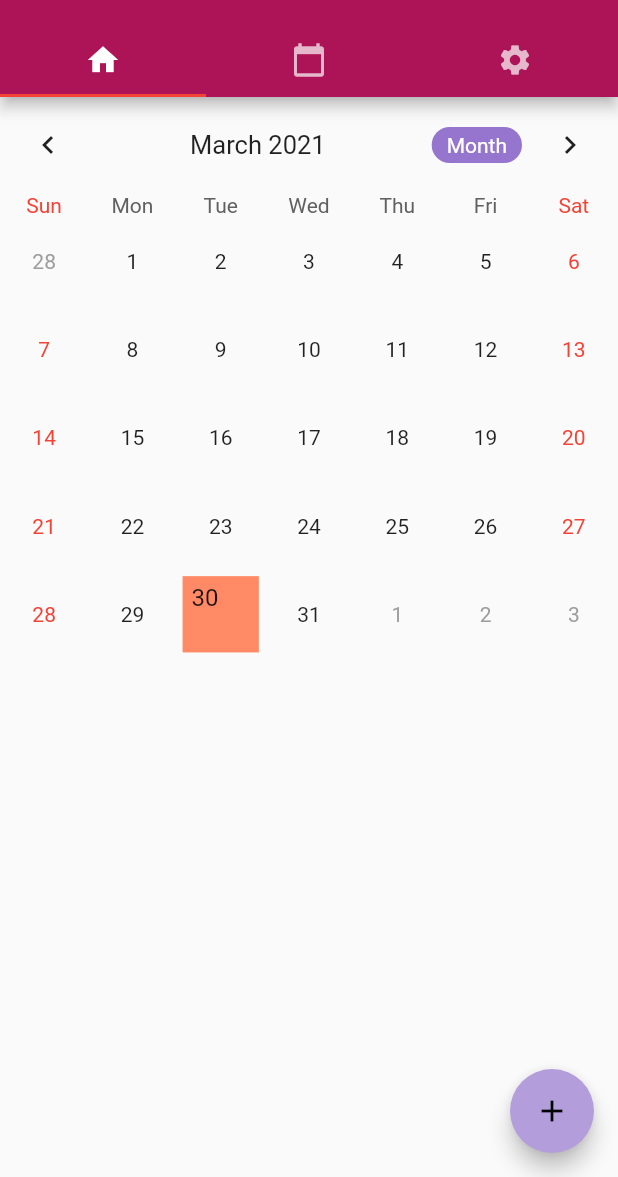
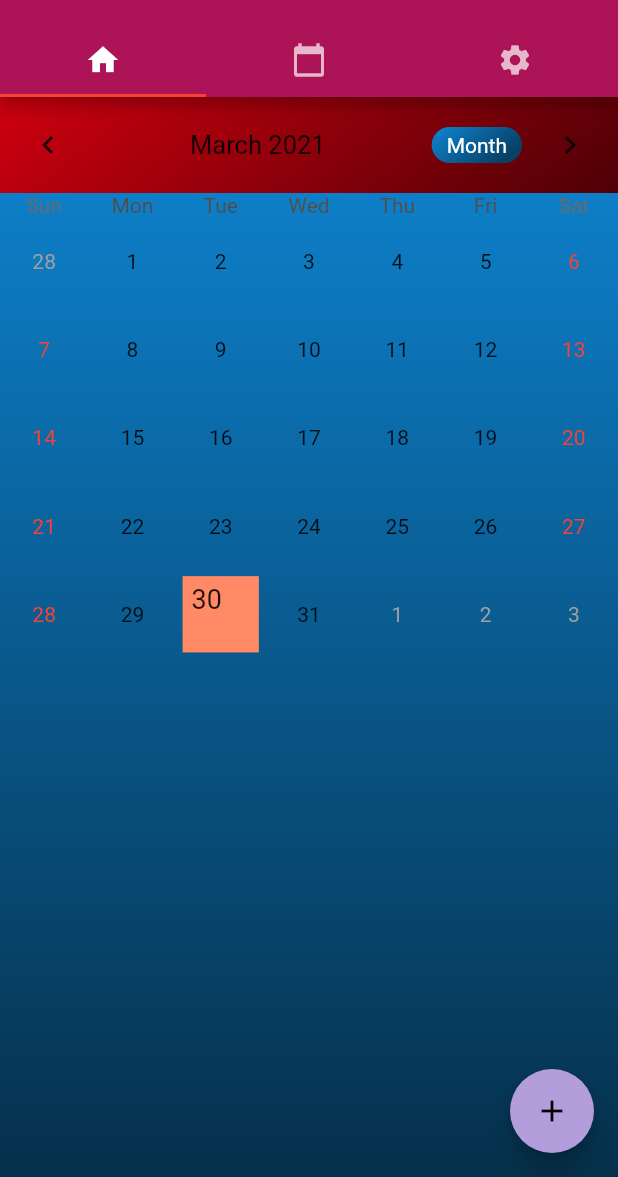
Before and after one commit to kingadamo/betaTestCalendrierMagique, a Flutter app: the screen it shows after launch, on a phone screen of 412 x 824 dp, the part 59-1236 px from its top. Run offline on Flutter 3.47's test engine with Material 2 defaults, Android fonts, the phone set to English and light mode, and no system bars; drawn by our look-alikes of table_calendar; our stand-ins replace shared_preferences, splashscreen.

Commit message:
Correction icone + séparation en plusieurs fichiers

```diff
--- a/lib/main.dart
+++ b/lib/main.dart
@@ -4,9 +4,14 @@ import 'package:shared_preferences/shared_preferences.dart';
 import 'package:table_calendar/table_calendar.dart';
 import 'package:splashscreen/splashscreen.dart';
 
+import './tab1.dart';
+import './tab2.dart';
+
 void main() => runApp(MyApp());
 
 class MyApp extends StatelessWidget {
+
+  // WIDGET BUILD---
   @override
   Widget build(BuildContext context) {
     return MaterialApp(
@@ -62,7 +67,6 @@ class AfterSplash extends State<AfterSplashPage> with TickerProviderStateMixin {
   TextEditingController _eventController;
   AnimationController _animationController;
   SharedPreferences prefs;
-
   @override
   void initState() {
     super.initState();
@@ -107,6 +111,7 @@ class AfterSplash extends State<AfterSplashPage> with TickerProviderStateMixin {
     return newMap;
   }
 
+  // WIDGET BUILD ----------
   @override
   Widget build(BuildContext context) {
     return MaterialApp(
@@ -137,97 +142,10 @@ class AfterSplash extends State<AfterSplashPage> with TickerProviderStateMixin {
           body: TabBarView(
             children: [
               // Tab #1
-              SingleChildScrollView(
-                child: Column(
-                  crossAxisAlignment: CrossAxisAlignment.start,
-                  children: <Widget>[
-                    TableCalendar(
-                      events: _events,
-                      initialCalendarFormat: CalendarFormat.month,
-                      formatAnimation: FormatAnimation.slide,
-                      startingDayOfWeek: StartingDayOfWeek.sunday,
-                      calendarStyle: CalendarStyle(
-                          canEventMarkersOverflow: true,
-                          todayColor: Colors.orange,
-                          selectedColor: Theme.of(context).primaryColor,
-                          todayStyle: TextStyle(
-                              fontWeight: FontWeight.bold,
-                              fontSize: 18.0,
-                              color: Colors.white)),
-                      headerStyle: HeaderStyle(
-                        centerHeaderTitle: true,
-                        formatButtonDecoration: BoxDecoration(
-                          color: Colors.deepPurple[300],
-                          borderRadius: BorderRadius.circular(20.0),
-                        ),
-                        formatButtonTextStyle: TextStyle(color: Colors.white),
-                        formatButtonShowsNext: false,
-                      ),
-                      onDaySelected: (date, events, holidays) {
-                        setState(() {
-                          _selectedEvents = events;
-                        });
-                      },
-
-                      builders: CalendarBuilders(
-                          selectedDayBuilder: (context, date, events) => Container(
-                                  margin: const EdgeInsets.all(4.0),
-                                  padding: const EdgeInsets.only(top: 5.0, left: 6.0),
-                                  color: Colors.deepOrange[300],
-                                  width: 100,
-                                  height: 100,
-                                  child: Text(
-                                    '${date.day}',
-                                    style: TextStyle().copyWith(fontSize: 16.0),
-                                  ),
-                              ),
-
-                          todayDayBuilder: (context, date, events) => Container(
-                                margin: const EdgeInsets.all(4.0),
-                                padding:
-                                    const EdgeInsets.only(top: 5.0, left: 6.0),
-                                color: Colors.red[100],
-                                width: 100,
-                                height: 100,
-                                child: Column(
-                                  mainAxisAlignment: MainAxisAlignment.center,
-                                  children: <Widget>[
-                                    Text(
-                                      '${date.day}',
-                                      style:
-                                          TextStyle().copyWith(fontSize: 16.0),
-                                    ),
-                                    Icon(
-                                      Icons.arrow_circle_down_rounded,
-                                      size: 20.0,
-                                    ),
-                                  ],
-                                ),
-                              )),
-
-
-                      calendarController: _controller,
-                    ),
-
-
-
-                    // Affichage en bas de la page
-                    ..._selectedEvents.map((event) => ListTile(
-                          title: Text('$event',
-                            textAlign: TextAlign.center,
-                            overflow: TextOverflow.ellipsis,
-                            style: TextStyle(
-                             color: Colors.pink),
-                          ),
-                        )
-                    ),
-
-                  ],
-                ),
-              ),
+              tab1(_events,_selectedEvents,_controller),
 
               // Tab #2
-              Icon(Icons.calendar_today),
+              tab2(),
 
               // Tab #3
               Icon(Icons.settings),
--- /dev/null
+++ b/lib/tab1.dart
@@ -0,0 +1,142 @@
+import 'package:flutter/material.dart';
+import 'package:table_calendar/table_calendar.dart';
+
+class tab1 extends StatefulWidget{
+  var events = {};
+  var selectedEvents = [];
+  var controller = CalendarController();
+  tab1(this.events, this.selectedEvents, this.controller);
+  @override
+  _tab1State createState() => _tab1State(this.events, this.selectedEvents, this.controller);
+}
+
+
+class _tab1State extends State<tab1>{
+  var events = {};
+  var selectedEvents = [];
+  var controller = CalendarController();
+  _tab1State(this.events, this.selectedEvents, this.controller);
+
+  @override
+  Widget build(BuildContext context){
+    return Container(
+      decoration: BoxDecoration(
+        gradient: LinearGradient(
+          begin: Alignment.topCenter,
+          end: Alignment(0.0, 1.2),
+          colors: [ const Color(0xFF0E86D4), const Color(0xFF04273D)],
+        ),
+      ),
+        child: SingleChildScrollView(
+          child: Column(
+            crossAxisAlignment: CrossAxisAlignment.start,
+            children: <Widget>[
+              TableCalendar(
+
+                events: events,
+                initialCalendarFormat: CalendarFormat.month,
+                formatAnimation: FormatAnimation.slide,
+                startingDayOfWeek: StartingDayOfWeek.sunday,
+                daysOfWeekStyle: DaysOfWeekStyle(
+                    decoration: BoxDecoration()
+                ),
+
+                calendarStyle: CalendarStyle(
+                    canEventMarkersOverflow: true,
+                    todayColor: Colors.orange,
+                    selectedColor: Theme.of(context).primaryColor,
+                    todayStyle: TextStyle(
+                        fontWeight: FontWeight.bold,
+                        fontSize: 18.0,
+                        color: Colors.white)
+                ),
+
+                headerStyle: HeaderStyle(
+                  centerHeaderTitle: true,
+                  // DECO COULEURS
+                  decoration: BoxDecoration(
+                    gradient: LinearGradient(
+                      begin: Alignment.topLeft,
+                      end: Alignment(0.0, 7),
+                      colors: [const Color(0xFFCF000F),const Color(0xFF450005) ],
+                    ),
+                  ),
+                  formatButtonDecoration: BoxDecoration(
+                    gradient: LinearGradient(
+                      begin: Alignment.topLeft,
+                      end: Alignment(0.0, 2),
+                      colors: [const Color(0xFF0E86D4), const Color(0xFF074166)],
+                    ),
+                    borderRadius: BorderRadius.circular(20.0),
+                  ),
+                  formatButtonTextStyle: TextStyle(color: Colors.white),
+                  formatButtonShowsNext: false,
+                ),
+
+                onDaySelected: (date, events, holidays) {
+                  setState(() {
+                    selectedEvents = events;
+                  });
+                },
+
+                builders: CalendarBuilders(
+                    selectedDayBuilder: (context, date, events) => Container(
+                      margin: const EdgeInsets.all(4.0),
+                      padding: const EdgeInsets.only(top: 5.0, left: 6.0),
+                      color: Colors.deepOrange[300],
+                      width: 100,
+                      height: 100,
+                      child: Text(
+                        '${date.day}',
+                        style: TextStyle().copyWith(fontSize: 18.0),
+                      ),
+                    ),
+
+                    todayDayBuilder: (context, date, events) => Container(
+                      margin: const EdgeInsets.all(4.0),
+                      padding:
+                      const EdgeInsets.only(top: 5.0, left: 6.0),
+                      color: Colors.red[100],
+                      width: 100,
+                      height: 100,
+                      child: Column(
+                        mainAxisAlignment: MainAxisAlignment.center,
+                        children: <Widget>[
+                          Text(
+                            '${date.day}',
+                            style:
+                            TextStyle().copyWith(fontSize: 18.0),
+                          ),
+                          Icon(
+                            Icons.arrow_circle_down_rounded,
+                            size: 20.0,
+                          ),
+                        ],
+                      ),
+                    )),
+
+
+                calendarController: controller,
+              ),
+
+
+
+              // Affichage en bas de la page
+              ...selectedEvents.map((event) => ListTile(
+                title: Text('$event',
+                  textAlign: TextAlign.center,
+                  overflow: TextOverflow.ellipsis,
+                  style: TextStyle(
+                      color: Colors.pink),
+                ),
+              )
+              ),
+
+            ],
+          ),
+        ),
+    );
+
+
+  }
+}
--- /dev/null
+++ b/lib/tab2.dart
@@ -0,0 +1,9 @@
+import 'package:flutter/material.dart';
+
+class tab2 extends StatelessWidget{
+
+  @override
+  Widget build(BuildContext context){
+    return Icon(Icons.calendar_today);
+  }
+}
--- a/pubspec.yaml
+++ b/pubspec.yaml
@@ -36,12 +36,14 @@ dependencies:
 dev_dependencies:
   flutter_test:
     sdk: flutter
-  flutter_launcher_icons: "^0.8.0"
+  flutter_launcher_icons:
 
 flutter_icons:
   android: true
   ios: true
   image_path: "assets/icons/icon.png"
+  adaptive_icon_background: "assets/icons/background.png"
+  adaptive_icon_foreground: "assets/icons/foreground.png"
 
 # For information on the generic Dart part of this file, see the
 # following page: https://dart.dev/tools/pub/pubspec
```
Also changed, not shown: assets/icons/background.png (added), assets/icons/foreground.png (added), pubspec.lock, 11 other files.
